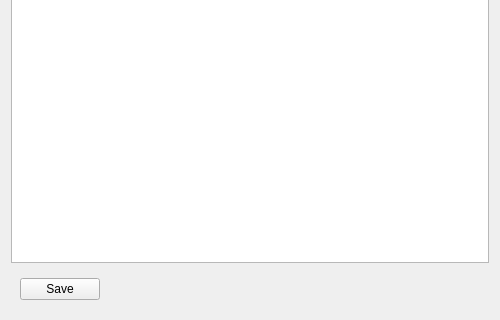
Old version of the form projects/notes_maker/note_form.ui in the repository UmbrellaLeaf5/notes_maker; both pictures show x 0 to 500 and y 280 to 600 of the 500 by 600 pixel window.
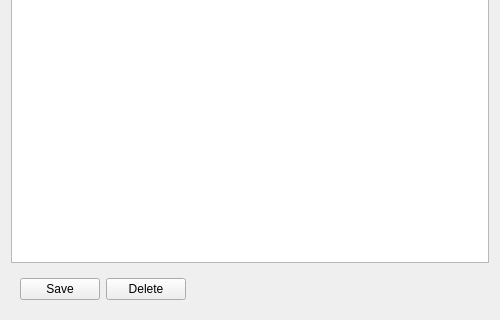
New version of the form.

Commit message: return deletePushButton to note

```diff
--- a/projects/notes_maker/note_form.ui
+++ b/projects/notes_maker/note_form.ui
@@ -43,6 +43,13 @@
         </property>
        </widget>
       </item>
+      <item>
+       <widget class="QPushButton" name="deletePushButton">
+        <property name="text">
+         <string>Delete</string>
+        </property>
+       </widget>
+      </item>
       <item>
        <spacer name="horizontalSpacer">
         <property name="orientation">
```
The commit also changes 1 other file.
